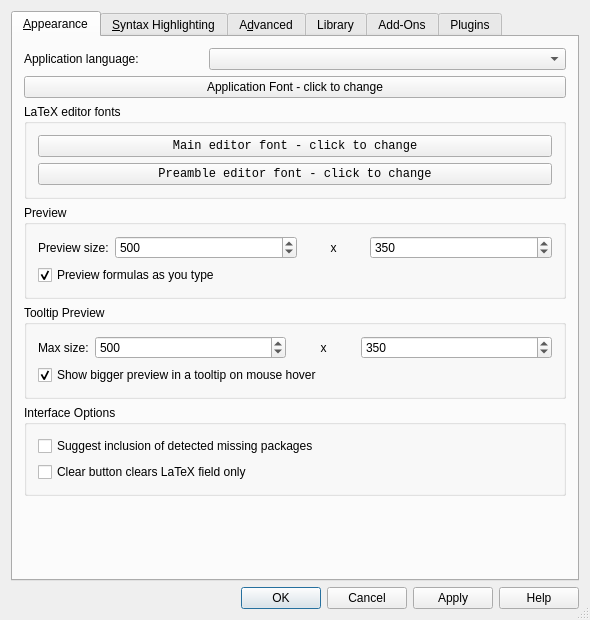
The window that src/klfsettings.ui (CryFeiFei/klatexformula) describes before a commit, drawn with Qt 5.
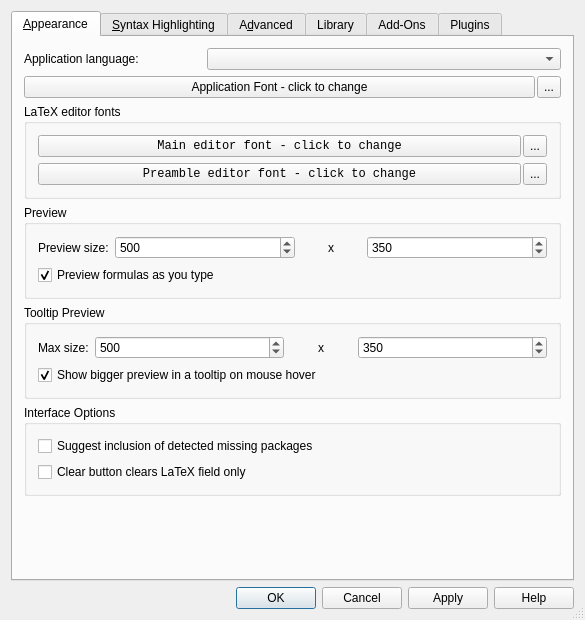
The same window after the commit. Icons and pictures are not drawn. Custom widgets are drawn as their Qt base class.

Commit message: * in klfapp: Corrected  #include "something-in-klftools"  to  #include <something-in-klftools>  * KLFSettings: presets for fonts (toolbutton)

What changed in the file:
```diff
--- a/src/klfsettings.ui
+++ b/src/klfsettings.ui
@@ -10,7 +10,7 @@
    <rect>
     <x>0</x>
     <y>0</y>
-    <width>590</width>
+    <width>585</width>
     <height>620</height>
    </rect>
   </property>
@@ -40,8 +40,11 @@
       <attribute name="title">
        <string>&amp;Appearance</string>
       </attribute>
-      <layout class="QVBoxLayout" name="verticalLayout_2">
-       <item>
+      <layout class="QGridLayout" name="lyt_tabAppearance">
+       <property name="horizontalSpacing">
+        <number>2</number>
+       </property>
+       <item row="0" column="0" colspan="2">
         <layout class="QHBoxLayout" name="lytLocale">
          <item>
           <widget class="QLabel" name="lblLocale">
@@ -68,49 +71,14 @@
          </item>
         </layout>
        </item>
-       <item>
+       <item row="2" column="0">
         <widget class="QPushButton" name="btnAppFont">
          <property name="text">
           <string>Application Font - click to change</string>
          </property>
         </widget>
        </item>
-       <item>
-        <widget class="QGroupBox" name="gbxEditorFont">
-         <property name="title">
-          <string>LaTeX editor fonts</string>
-         </property>
-         <layout class="QVBoxLayout" name="verticalLayout">
-          <item>
-           <widget class="QPushButton" name="btnAppearFont">
-            <property name="font">
-             <font>
-              <family>Courier New</family>
-              <pointsize>9</pointsize>
-             </font>
-            </property>
-            <property name="text">
-             <string>Main editor font - click to change</string>
-            </property>
-           </widget>
-          </item>
-          <item>
-           <widget class="QPushButton" name="btnAppearPreambleFont">
-            <property name="font">
-             <font>
-              <family>Courier New</family>
-              <pointsize>9</pointsize>
-             </font>
-            </property>
-            <property name="text">
-             <string>Preamble editor font - click to change</string>
-            </property>
-           </widget>
-          </item>
-         </layout>
-        </widget>
-       </item>
-       <item>
+       <item row="4" column="0" colspan="2">
         <widget class="QGroupBox" name="gbxPreview">
          <property name="title">
           <string>Preview</string>
@@ -193,7 +161,7 @@
          </layout>
         </widget>
        </item>
-       <item>
+       <item row="5" column="0" colspan="2">
         <widget class="QGroupBox" name="gbxTooltipSize">
          <property name="title">
           <string>Tooltip Preview</string>
@@ -276,7 +244,7 @@
          </layout>
         </widget>
        </item>
-       <item>
+       <item row="6" column="0" colspan="2">
         <widget class="QGroupBox" name="gbxInterfaceOptions">
          <property name="title">
           <string>Interface Options</string>
@@ -302,7 +270,7 @@
          </layout>
         </widget>
        </item>
-       <item>
+       <item row="7" column="0">
         <spacer name="spcAppearance">
          <property name="orientation">
           <enum>Qt::Vertical</enum>
@@ -318,6 +286,92 @@
          </property>
         </spacer>
        </item>
+       <item row="2" column="1">
+        <widget class="QToolButton" name="btnAppFontChoose">
+         <property name="sizePolicy">
+          <sizepolicy hsizetype="Fixed" vsizetype="Preferred">
+           <horstretch>0</horstretch>
+           <verstretch>0</verstretch>
+          </sizepolicy>
+         </property>
+         <property name="text">
+          <string notr="true">...</string>
+         </property>
+         <property name="popupMode">
+          <enum>QToolButton::InstantPopup</enum>
+         </property>
+        </widget>
+       </item>
+       <item row="3" column="0" colspan="2">
+        <widget class="QGroupBox" name="gbxEditorFont">
+         <property name="title">
+          <string>LaTeX editor fonts</string>
+         </property>
+         <layout class="QGridLayout" name="lyt_gbxEditorFont">
+          <property name="horizontalSpacing">
+           <number>2</number>
+          </property>
+          <item row="1" column="0">
+           <widget class="QPushButton" name="btnEditorFont">
+            <property name="font">
+             <font>
+              <family>Courier New</family>
+              <pointsize>9</pointsize>
+             </font>
+            </property>
+            <property name="text">
+             <string>Main editor font - click to change</string>
+            </property>
+           </widget>
+          </item>
+          <item row="2" column="0">
+           <widget class="QPushButton" name="btnPreambleFont">
+            <property name="font">
+             <font>
+              <family>Courier New</family>
+              <pointsize>9</pointsize>
+             </font>
+            </property>
+            <property name="text">
+             <string>Preamble editor font - click to change</string>
+            </property>
+           </widget>
+          </item>
+          <item row="1" column="1">
+           <widget class="QToolButton" name="btnEditorFontChoose">
+            <property name="sizePolicy">
+             <sizepolicy hsizetype="Fixed" vsizetype="Preferred">
+              <horstretch>0</horstretch>
+              <verstretch>0</verstretch>
+             </sizepolicy>
+            </property>
+            <property name="text">
+             <string notr="true">...</string>
+            </property>
+            <property name="popupMode">
+             <enum>QToolButton::InstantPopup</enum>
+            </property>
+           </widget>
+          </item>
+          <item row="2" column="1">
+           <widget class="QToolButton" name="btnPreambleFontChoose">
+            <property name="sizePolicy">
+             <sizepolicy hsizetype="Fixed" vsizetype="Preferred">
+              <horstretch>0</horstretch>
+              <verstretch>0</verstretch>
+             </sizepolicy>
+            </property>
+            <property name="text">
+             <string notr="true">...</string>
+            </property>
+            <property name="popupMode">
+             <enum>QToolButton::InstantPopup</enum>
+            </property>
+           </widget>
+          </item>
+         </layout>
+        </widget>
+       </item>
       </layout>
      </widget>
      <widget class="QWidget" name="tabSyntaxHighlighting">
```
Left out of the diff: 31 changed lines with no effect on the pictures. The commit also changes 13 other files.
